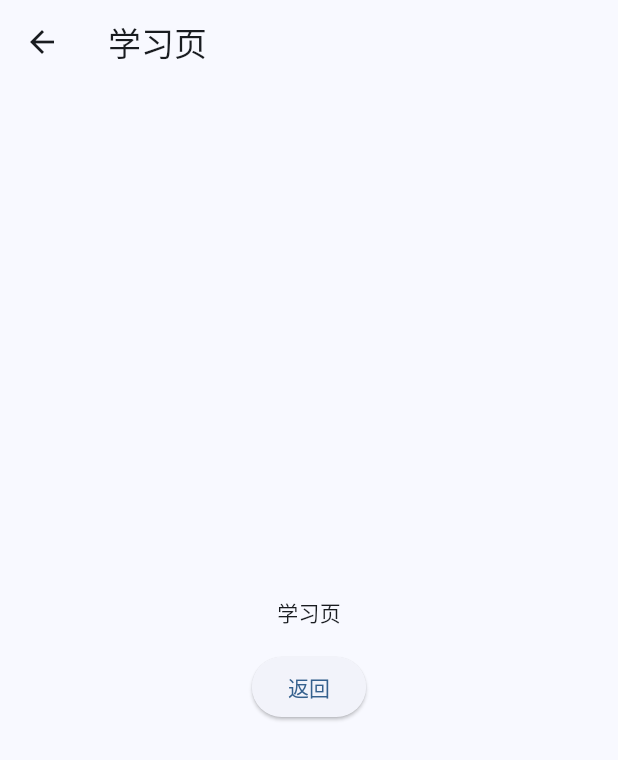
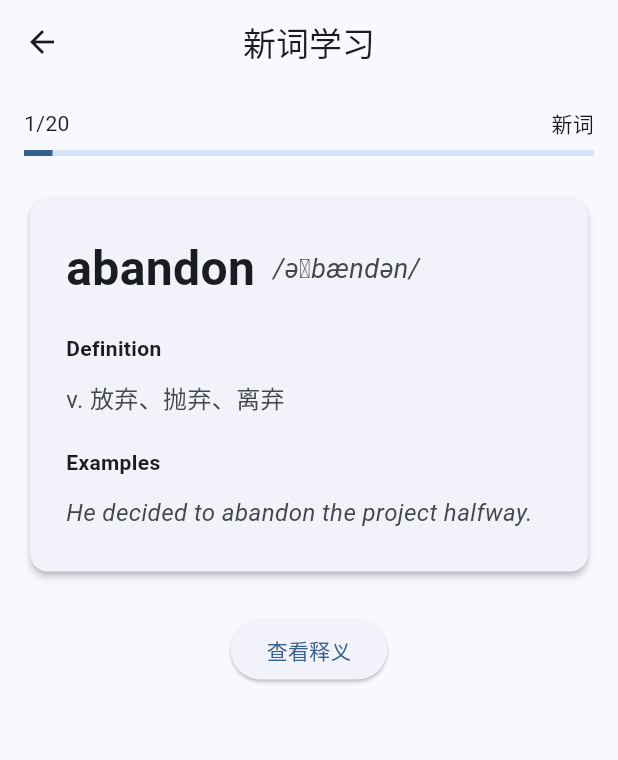
Before and after one commit to WENXXHH/Memora-, a Flutter app: the screen it shows after launch, after a tap on "开始学习", on a phone screen of 412 x 824 dp. Shown: the top 760 px of the screen. Run offline on Flutter 3.47's test engine with Material 3 defaults, Android fonts, the phone set to English and light mode, and no system bars; our stand-ins replace flutter_riverpod, freezed_annotation, get_it, go_router, injectable.

Commit message:
feat: 集成go_router并搭建学习页UI框架

````diff
--- a/lib/app/router.dart
+++ b/lib/app/router.dart
@@ -5,6 +5,8 @@ import '../features/vocabulary/pages/word_list_page.dart';
 import '../features/vocabulary/pages/word_detail_page.dart';
 import '../components/PlaceholderPage.dart';
 import '../data/models/word_model.dart';
+import '../features/learning/pages/learning_page.dart';
+import '../features/learning/state/learning_state.dart';
 
 final routerProvider = Provider<GoRouter>((ref) {
   return GoRouter(
@@ -18,7 +20,13 @@ final routerProvider = Provider<GoRouter>((ref) {
       GoRoute(
         path: '/learning',
         name: 'learning',
-        builder: (context, state) => const PlaceholderPage(title: '学习页'),
+        builder: (context, state) {
+          final wordBookId = state.uri.queryParameters['wordBookId'] ?? 'cet6';
+          final mode = state.uri.queryParameters['mode'] == 'review'
+              ? LearningMode.review
+              : LearningMode.newWord;
+          return LearningPage(wordBookId: wordBookId, mode: mode);
+        },
       ),
       GoRoute(
         path: '/review',
--- a/lib/features/home/widgets/quick_actions.dart
+++ b/lib/features/home/widgets/quick_actions.dart
@@ -39,7 +39,7 @@ class QuickActions extends StatelessWidget {
               icon: Icons.refresh,
               label: '复习旧词',
               color: colorScheme.error,
-              onPressed: () => context.push('/review'), // 跳转到复习页
+              onPressed: () => context.push('/learning?mode=review'), // 跳转到学习页（复习模式）
             ),
             const SizedBox(width: 12), // 按钮间距
             // 词库按钮，使用次要色
--- /dev/null
+++ b/lib/features/learning/controller/learning_controller.dart
@@ -0,0 +1,112 @@
+import 'package:flutter_riverpod/flutter_riverpod.dart';
+import '../state/learning_state.dart';
+import '../../../providers/repository_providers.dart';
+import '../../../data/repositories/word_repository.dart';
+
+/// Controller for learning state management
+///
+/// Handles:
+/// - Loading word queue from repository
+/// - Showing/hiding word definitions
+/// - Processing user feedback and advancing to next word
+/// - Resetting learning session
+///
+/// Note: Current version is simplified. SM-2 algorithm will be integrated later.
+class LearningController extends StateNotifier<LearningState> {
+  final WordRepository _wordRepository;
+
+  LearningController(this._wordRepository) : super(
+    LearningState(
+      wordQueue: [],
+      currentWord: null,
+      currentIndex: 0,
+      totalCount: 0,
+      isShowingAnswer: false,
+      isLoading: true,
+      hasError: false,
+      mode: LearningMode.newWord,
+    ),
+  );
+
+  /// Start learning session
+  /// [wordBookId]: word book identifier (e.g., 'cet6', 'cet4')
+  /// [mode]: learning mode (default: newWord)
+  Future<void> startLearning(String wordBookId, {LearningMode mode = LearningMode.newWord}) async {
+    state = state.copyWith(isLoading: true, hasError: false, mode: mode);
+
+    try {
+      final words = await _wordRepository.getWords(wordBookId);
+
+      final displayWords = mode == LearningMode.newWord
+          ? words.take(20).toList()
+          : words.take(10).toList();
+
+      state = state.copyWith(
+        wordQueue: displayWords,
+        currentWord: displayWords.isNotEmpty ? displayWords.first : null,
+        currentIndex: 0,
+        totalCount: displayWords.length,
+        isShowingAnswer: false,
+        isLoading: false,
+      );
+    } catch (e) {
+      state = state.copyWith(
+        isLoading: false,
+        hasError: true,
+        errorMessage: e.toString(),
+      );
+    }
+  }
+
+  /// Show word definition and examples
+  void showAnswer() {
+    state = state.copyWith(isShowingAnswer: true);
+  }
+
+  /// Process user feedback and advance to next word
+  /// [type]: feedback type (known/fuzzy/unknown)
+  ///
+  /// Note: SM-2 algorithm will be integrated in Week 2 to calculate review intervals
+  void handleFeedback(FeedbackType type) {
+    if (state.currentWord == null) return;
+
+    if (state.currentIndex < state.totalCount - 1) {
+      final nextIndex = state.currentIndex + 1;
+      state = state.copyWith(
+        currentIndex: nextIndex,
+        currentWord: state.wordQueue[nextIndex],
+        isShowingAnswer: false,
+      );
+    } else {
+      state = state.copyWith(
+        currentWord: null,
+        isShowingAnswer: false,
+      );
+    }
+  }
+
+  /// Reset learning state to initial
+  void reset() {
+    state = state.copyWith(
+      currentWord: null,
+      currentIndex: 0,
+      totalCount: 0,
+      isShowingAnswer: false,
+      isLoading: true,
+      hasError: false,
+    );
+  }
+}
+
+/// Riverpod provider for LearningController (with wordBookId parameter)
+///
+/// Usage:
+/// ```dart
+/// final state = ref.watch(learningControllerProvider('cet6'));
+/// final controller = ref.read(learningControllerProvider('cet6').notifier);
+/// ```
+final learningControllerProvider = StateNotifierProvider.family<LearningController, LearningState, String>(
+  (ref, wordBookId) => LearningController(
+    ref.read(wordRepositoryProvider),
+  ),
+);
--- /dev/null
+++ b/lib/features/learning/pages/learning_page.dart
@@ -0,0 +1,190 @@
+import 'package:flutter/material.dart';
+import 'package:flutter_riverpod/flutter_riverpod.dart';
+import '../controller/learning_controller.dart';
+import '../state/learning_state.dart';
+import '../widgets/word_learning_card.dart';
+import '../widgets/feedback_button.dart';
+import '../../../components/loading_view.dart';
+import '../../../components/error_view.dart';
+
+/// Learning page widget
+///
+/// Integrates controller and widgets:
+/// 1. Creates LearningController for business logic
+/// 2. Uses WordLearningCard to display word info
+/// 3. Uses FeedbackButton for user feedback
+/// 4. Builds page layout structure
+///
+/// Parameters:
+/// - wordBookId: word book identifier (default: 'cet6')
+/// - mode: learning mode (default: newWord)
+class LearningPage extends ConsumerStatefulWidget {
+  final String wordBookId;
+  final LearningMode mode;
+
+  const LearningPage({
+    super.key,
+    this.wordBookId = 'cet6',
+    this.mode = LearningMode.newWord,
+  });
+
+  @override
+  ConsumerState<LearningPage> createState() => _LearningPageState();
+}
+
+/// State class for LearningPage
+///
+/// Handles initialization and state listening via Riverpod ref
+class _LearningPageState extends ConsumerState<LearningPage> {
+  @override
+  void initState() {
+    super.initState();
+    // Use Future.microtask to avoid state modification during build
+    // This is Riverpod best practice to prevent "State modification during build" error
+    Future.microtask(() {
+      ref.read(learningControllerProvider(widget.wordBookId).notifier).startLearning(
+        widget.wordBookId,
+        mode: widget.mode,
+      );
+    });
+  }
+
+  @override
+  Widget build(BuildContext context) {
+    // Watch learning state, rebuild when state changes
+    final learningState = ref.watch(learningControllerProvider(widget.wordBookId));
+    final colorScheme = Theme.of(context).colorScheme;
+
+    return Scaffold(
+      appBar: AppBar(
+        title: Text(widget.mode == LearningMode.newWord ? '新词学习' : '单词复习'),
+        centerTitle: true,
+        elevation: 0,
+        leading: IconButton(
+          icon: const Icon(Icons.arrow_back),
+          onPressed: () => Navigator.of(context).pop(),
+        ),
+      ),
+      // Conditional rendering based on state
+      body: learningState.isLoading
+          ? const LoadingView()
+          : learningState.hasError
+              ? ErrorView(
+                  message: learningState.errorMessage,
+                  onRetry: () => ref.read(learningControllerProvider(widget.wordBookId).notifier).startLearning(
+                    widget.wordBookId,
+                    mode: widget.mode,
+                  ),
+                )
+              : learningState.currentWord == null
+                  ? _buildComplete()
+                  : _buildContent(learningState, colorScheme),
+    );
+  }
+
+  /// Build complete screen
+  Widget _buildComplete() {
+    return Center(
+      child: Column(
+        mainAxisAlignment: MainAxisAlignment.center,
+        children: [
+          const Icon(
+            Icons.check_circle,
+            size: 64,
+            color: Colors.green,
+          ),
+          const SizedBox(height: 16),
+          const Text(
+            '学习完成！',
+            style: TextStyle(fontSize: 20, fontWeight: FontWeight.bold),
+          ),
+          const SizedBox(height: 16),
+          ElevatedButton(
+            onPressed: () => Navigator.of(context).pop(),
+            child: const Text('返回首页'),
+          ),
+        ],
+      ),
+    );
+  }
+
+  /// Build learning content screen
+  /// [state]: current learning state
+  /// [colorScheme]: theme color scheme
+  Widget _buildContent(LearningState state, ColorScheme colorScheme) {
+    return SingleChildScrollView(
+      padding: const EdgeInsets.all(16),
+      child: Column(
+        children: [
+          _buildProgress(state),
+          const SizedBox(height: 24),
+          WordLearningCard(word: state.currentWord!),
+          const SizedBox(height: 24),
+          // Show feedback buttons or "Show Definition" button
+          if (state.isShowingAnswer) ...[
+            _buildFeedbackButtons(state, colorScheme),
+          ] else ...[
+            ElevatedButton(
+              onPressed: () => ref.read(learningControllerProvider(widget.wordBookId).notifier).showAnswer(),
+              child: const Text('查看释义'),
+            ),
+          ],
+        ],
+      ),
+    );
+  }
+
+  /// Build progress indicator
+  /// [state]: current learning state
+  Widget _buildProgress(LearningState state) {
+    return Column(
+      children: [
+        Row(
+          mainAxisAlignment: MainAxisAlignment.spaceBetween,
+          children: [
+            Text('${state.currentIndex + 1}/${state.totalCount}'),
+            Text(state.mode == LearningMode.newWord ? '新词' : '复习'),
+          ],
+        ),
+        const SizedBox(height: 8),
+        LinearProgressIndicator(
+          value: state.totalCount > 0 ? (state.currentIndex + 1) / state.totalCount : 0,
+        ),
+      ],
+    );
+  }
+
+  /// Build feedback buttons row
+  /// [state]: current learning state
+  /// [colorScheme]: theme color scheme
+  Widget _buildFeedbackButtons(LearningState state, ColorScheme colorScheme) {
+    return Row(
+      mainAxisAlignment: MainAxisAlignment.center,
+      children: [
+        FeedbackButton(
+          label: '不认识',
+          color: colorScheme.error,
+          onPressed: () => ref.read(learningControllerProvider(widget.wordBookId).notifier).handleFeedback(
+            FeedbackType.unknown,
+          ),
+        ),
+        const SizedBox(width: 16),
+        FeedbackButton(
+          label: '模糊',
+          color: Colors.amber,
+          onPressed: () => ref.read(learningControllerProvider(widget.wordBookId).notifier).handleFeedback(
+            FeedbackType.fuzzy,
+          ),
+        ),
+        const SizedBox(width: 16),
+        FeedbackButton(
+          label: '认识',
+          color: colorScheme.primary,
+          onPressed: () => ref.read(learningControllerProvider(widget.wordBookId).notifier).handleFeedback(
+            FeedbackType.known,
+          ),
+        ),
+      ],
+    );
+  }
+}
--- /dev/null
+++ b/lib/features/learning/state/learning_state.dart
@@ -0,0 +1,80 @@
+import '../../../data/models/word_model.dart';
+
+/// Feedback type for user's word mastery
+/// - known: user knows the word
+/// - fuzzy: user is uncertain about the word
+/// - unknown: user doesn't know the word
+enum FeedbackType {
+  known,
+  fuzzy,
+  unknown,
+}
+
+/// Learning mode
+/// - newWord: learn new words (20 words per session)
+/// - review: review learned words (10 words per session)
+enum LearningMode {
+  newWord,
+  review,
+}
+
+/// Learning state class (immutable)
+///
+/// Fields:
+/// - wordQueue: list of words for current session
+/// - currentWord: the word being studied
+/// - currentIndex: progress index (0-based)
+/// - totalCount: total words in session
+/// - isShowingAnswer: whether to show definition/example
+/// - isLoading: data loading status
+/// - hasError: whether an error occurred
+/// - errorMessage: error details
+/// - mode: current learning mode
+class LearningState {
+  final List<Word> wordQueue;
+  final Word? currentWord;
+  final int currentIndex;
+  final int totalCount;
+  final bool isShowingAnswer;
+  final bool isLoading;
+  final bool hasError;
+  final String? errorMessage;
+  final LearningMode mode;
+
+  LearningState({
+    required this.wordQueue,
+    required this.currentWord,
+    required this.currentIndex,
+    required this.totalCount,
+    required this.isShowingAnswer,
+    required this.isLoading,
+    required this.hasError,
+    required this.mode,
+    this.errorMessage,
+  });
+
+  /// Create a copy with updated fields
+  LearningState copyWith({
+    List<Word>? wordQueue,
+    Word? currentWord,
+    int? currentIndex,
+    int? totalCount,
+    bool? isShowingAnswer,
+    bool? isLoading,
+    bool? hasError,
+    String? errorMessage,
+    LearningMode? mode,
+  }) {
+    return LearningState(
+      wordQueue: wordQueue ?? this.wordQueue,
+      currentWord: currentWord ?? this.currentWord,
+      currentIndex: currentIndex ?? this.currentIndex,
+      totalCount: totalCount ?? this.totalCount,
+      isShowingAnswer: isShowingAnswer ?? this.isShowingAnswer,
+      isLoading: isLoading ?? this.isLoading,
+      hasError: hasError ?? this.hasError,
+      errorMessage: errorMessage ?? this.errorMessage,
+      mode: mode ?? this.mode,
+    );
+  }
+}
--- /dev/null
+++ b/lib/features/learning/widgets/word_learning_card.dart
@@ -0,0 +1,98 @@
+import 'package:flutter/material.dart';
+import '../../../data/models/word_model.dart';
+
+/// Word learning card widget
+///
+/// Displays word details including:
+/// - Word spelling (large, bold)
+/// - Phonetic (italic, gray)
+/// - Multi-part-of-speech definitions
+/// - Example sentences (italic, gray)
+///
+/// Pure presentation component (StatelessWidget), no business logic
+class WordLearningCard extends StatelessWidget {
+  final Word word;
+
+  const WordLearningCard({
+    super.key,
+    required this.word,
+  });
+
+  @override
+  Widget build(BuildContext context) {
+    final colorScheme = Theme.of(context).colorScheme;
+
+    return Card(
+      elevation: 2,
+      shape: RoundedRectangleBorder(borderRadius: BorderRadius.circular(12)),
+      child: Padding(
+        padding: const EdgeInsets.all(24),
+        child: Column(
+          crossAxisAlignment: CrossAxisAlignment.start,
+          children: [
+            // Word + Phonetic
+            Row(
+              children: [
+                Text(
+                  word.word,
+                  style: const TextStyle(
+                    fontSize: 32,
+                    fontWeight: FontWeight.bold,
+                  ),
+                ),
+                const SizedBox(width: 12),
+                Text(
+                  word.phonetic,
+                  style: TextStyle(
+                    fontSize: 18,
+                    fontStyle: FontStyle.italic,
+                    color: colorScheme.onSurfaceVariant,
+                  ),
+                ),
+              ],
+            ),
+            const SizedBox(height: 20),
+
+            // Definitions section
+            const Text(
+              'Definition',
+              style: TextStyle(fontWeight: FontWeight.bold),
+            ),
+            const SizedBox(height: 8),
+            ...word.meaning.map((meaning) => Padding(
+                  padding: const EdgeInsets.symmetric(vertical: 4),
+                  child: Text(
+                    '${meaning.pos} ${meaning.definitions.join('、')}',
+                    style: TextStyle(
+                      fontSize: 16,
+                      color: colorScheme.onSurfaceVariant,
+                    ),
+                  ),
+                )),
+
+            // Examples section (if available)
+            if (word.example.isNotEmpty) ...[
+              const SizedBox(height: 16),
+              const Text(
+                'Examples',
+                style: TextStyle(fontWeight: FontWeight.bold),
+              ),
+              const SizedBox(height: 8),
+              ...word.example.map((example) => Padding(
+                    padding: const EdgeInsets.symmetric(vertical: 4),
+                    child: Text(
+                      example,
+                      style: TextStyle(
+                        fontSize: 16,
+                        color: colorScheme.onSurfaceVariant,
+                        fontStyle: FontStyle.italic,
+                      ),
+                    ),
+                  )),
+            ],
+          ],
+        ),
+      ),
+    );
+  }
+}
--- a/lib/features/vocabulary/pages/word_list_page.dart
+++ b/lib/features/vocabulary/pages/word_list_page.dart
@@ -2,6 +2,7 @@ import 'package:flutter/material.dart';
 import 'package:flutter_riverpod/flutter_riverpod.dart';
 import '../widgets/word_card.dart';
 import '../controller/word_list_controller.dart';
+import '../state/word_list_state.dart';
 import '../../../components/loading_view.dart';
 import '../../../components/error_view.dart';
 import '../../../components/empty_view.dart';
````
Also changed, not shown: lib/features/home/controller/home_controller.dart (+1 -66 lines), lib/features/home/state/home_state.dart (added, +35 -0 lines), lib/features/learning/widgets/feedback_button.dart (added, +43 -0 lines), lib/features/vocabulary/controller/word_list_controller.dart (+1 -74 lines), lib/features/vocabulary/state/word_list_state.dart (added, +37 -0 lines).
